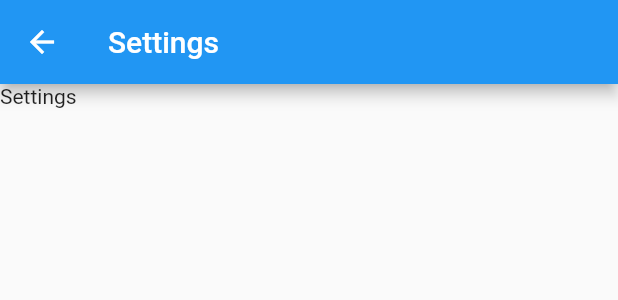
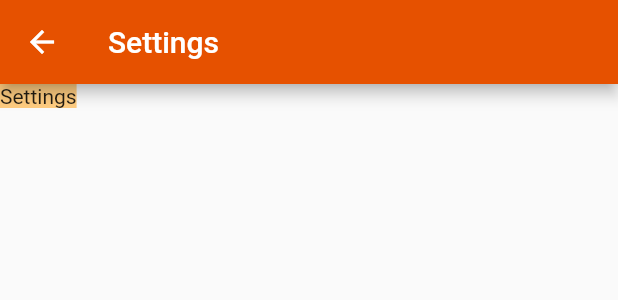
Before and after one commit to christopherlam888/geography-game, a Flutter app: the NavBar widget shown alone on an empty page, opened directly, after a tap on "Settings", on a phone screen of 412 x 824 dp. Shown: the top 300 px of the screen. Run offline on Flutter 3.47's test engine with Material 2 defaults, Android fonts, the phone set to English and light mode, and no system bars.

Commit message:
Minor UI changes to navbar.dart and settings.dart

```diff
--- a/lib/pages/navbar.dart
+++ b/lib/pages/navbar.dart
@@ -6,21 +6,37 @@ class NavBar extends StatelessWidget {
   @override
   Widget build(BuildContext context) {
     return Drawer(
+      backgroundColor: Colors.orange[200],
       child: ListView(
         children: [
           ListTile(
-            leading: Icon(Icons.book),
-            title: Text("Rules"),
+            leading: const Icon(Icons.book, color: Colors.black),
+            title: const Text(
+              "Rules",
+              style: TextStyle(
+                color: Colors.black,
+              ),
+            ),
             onTap: () {Navigator.pushNamed(context, '/rules');},
           ),
           ListTile(
-            leading: Icon(Icons.settings),
-            title: Text("Settings"),
+            leading: const Icon(Icons.settings, color: Colors.black),
+            title: const Text(
+              "Settings",
+              style: TextStyle(
+                color: Colors.black,
+              ),
+            ),
             onTap: () {Navigator.pushNamed(context, '/settings');},
           ),
           ListTile(
-            leading: Icon(Icons.info),
-            title: Text("About"),
+            leading: const Icon(Icons.info, color: Colors.black),
+            title: const Text(
+              "About",
+              style: TextStyle(
+                color: Colors.black,
+              ),
+            ),
             onTap: () {Navigator.pushNamed(context, '/about');},
           ),
         ],
--- a/lib/pages/settings.dart
+++ b/lib/pages/settings.dart
@@ -17,9 +17,11 @@ class _SettingsState extends State<Settings> {
   Widget build(BuildContext context) {
     return Scaffold(
       appBar: AppBar(
+        backgroundColor: Colors.orange[900],
         title: const Text("Settings"),
       ),
       body: Container(
+        color: Colors.orange[200],
         child: const Text("Settings"),
       ),
     );
```
